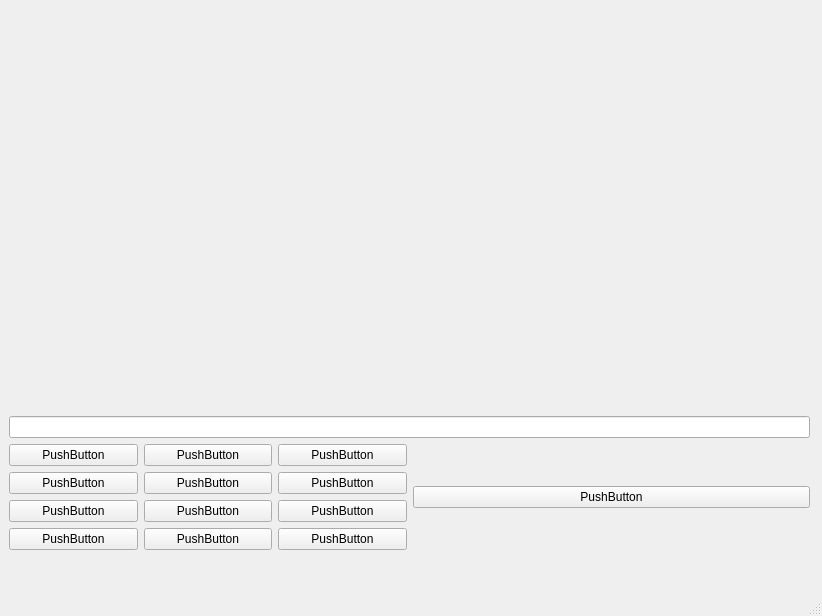
First picture: the form in forms/main_view.ui, repository Br0ce/ma_tricks, before the edit.
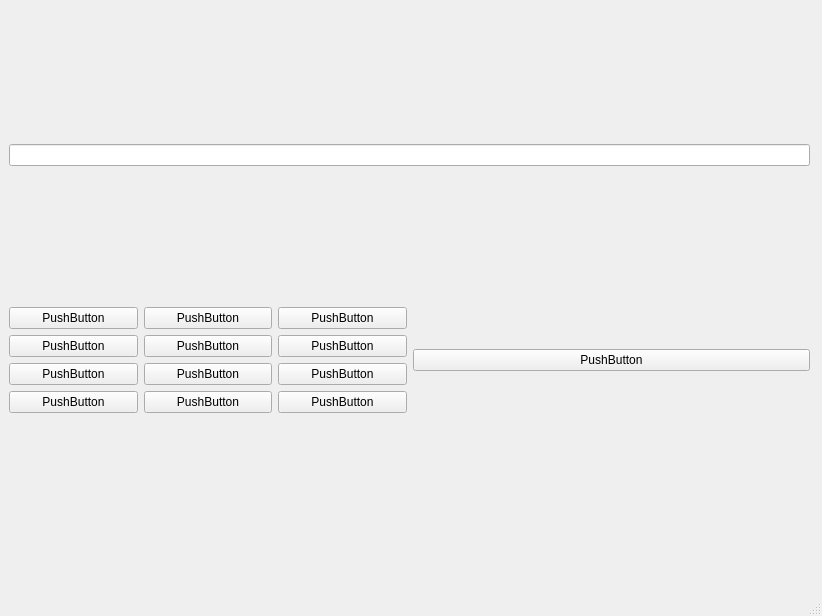
Second picture: the form after the edit.

Commit message: change ui / use mat-gridlayout

What changed in the file:
```diff
--- a/forms/main_view.ui
+++ b/forms/main_view.ui
@@ -25,17 +25,7 @@
     </property>
     <layout class="QVBoxLayout" name="main_layout">
      <item>
-      <spacer name="verticalSpacer">
-       <property name="orientation">
-        <enum>Qt::Vertical</enum>
-       </property>
-       <property name="sizeHint" stdset="0">
-        <size>
-         <width>20</width>
-         <height>40</height>
-        </size>
-       </property>
-      </spacer>
+      <layout class="QGridLayout" name="mat_layout"/>
      </item>
      <item>
       <widget class="QLineEdit" name="display"/>
```
